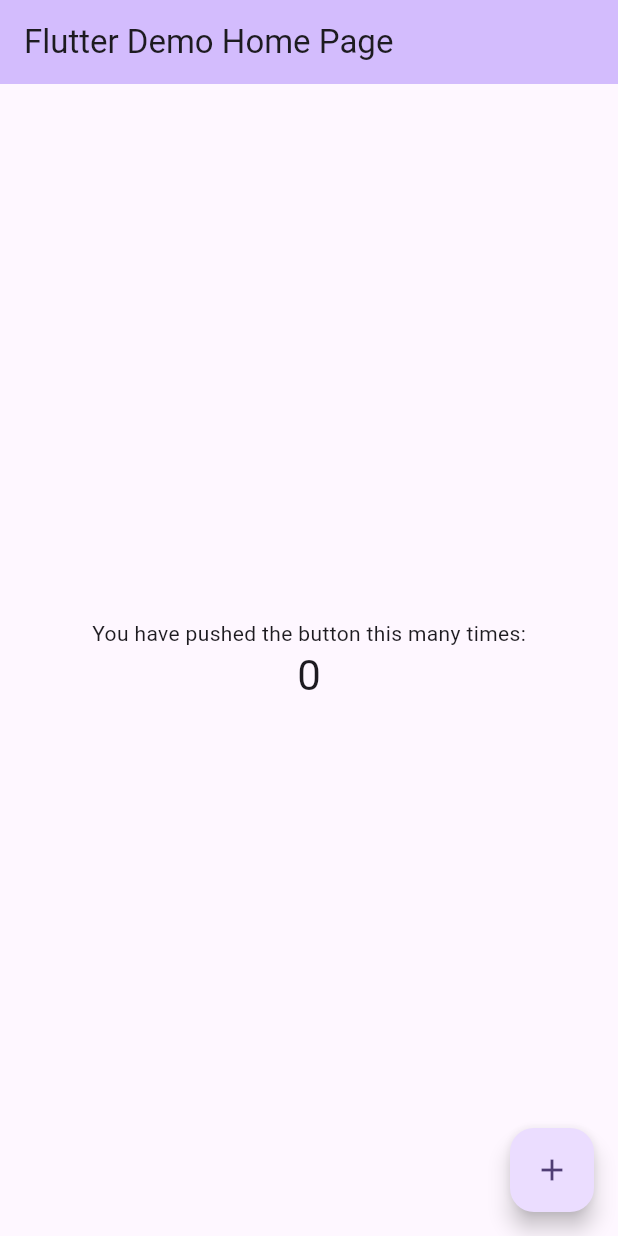
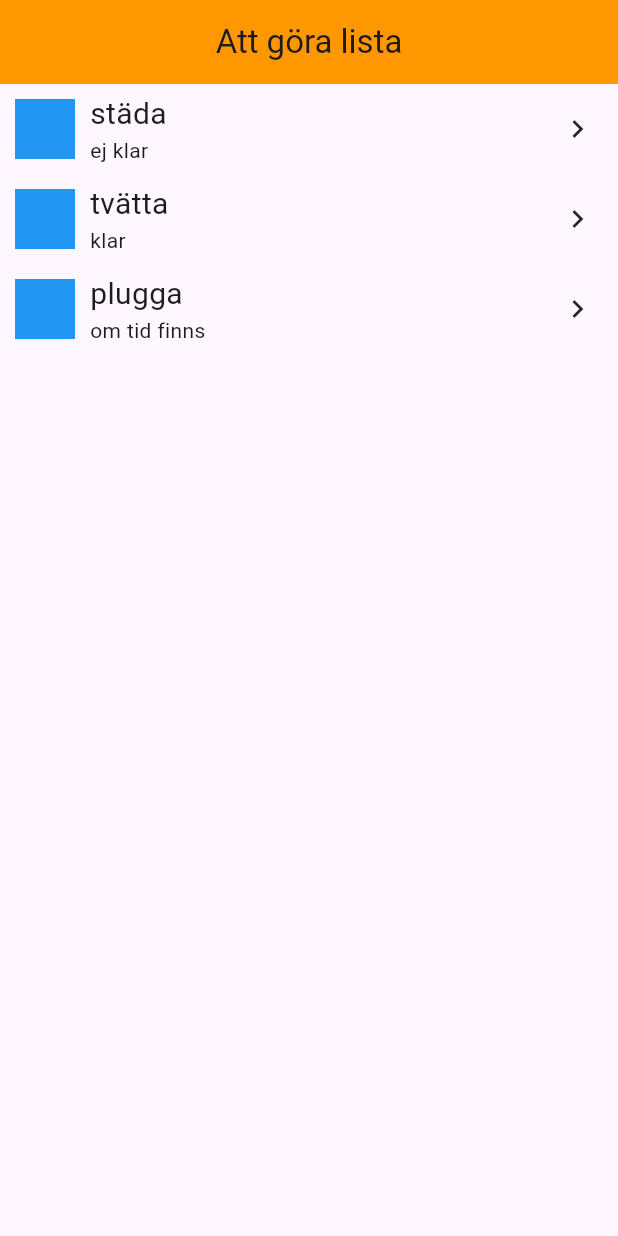
Before and after one commit to gu-tig333-ht24/gushedqfe, a Flutter app: the screen it shows after launch, on a phone screen of 412 x 824 dp. Run offline on Flutter 3.47's test engine with Material 3 defaults, Android fonts, the phone set to English and light mode, and no system bars.

Commit message:
Update main.dart and pubspec.lock update1

```diff
--- a/lib/main.dart
+++ b/lib/main.dart
@@ -7,119 +7,72 @@ void main() {
 class MyApp extends StatelessWidget {
   const MyApp({super.key});
 
-  // This widget is the root of your application.
   @override
   Widget build(BuildContext context) {
     return MaterialApp(
-      title: 'Flutter Demo',
+      title: 'Todo List', // App title
       theme: ThemeData(
-        // This is the theme of your application.
-        //
-        // TRY THIS: Try running your application with "flutter run". You'll see
-        // the application has a purple toolbar. Then, without quitting the app,
-        // try changing the seedColor in the colorScheme below to Colors.green
-        // and then invoke "hot reload" (save your changes or press the "hot
-        // reload" button in a Flutter-supported IDE, or press "r" if you used
-        // the command line to start the app).
-        //
-        // Notice that the counter didn't reset back to zero; the application
-        // state is not lost during the reload. To reset the state, use hot
-        // restart instead.
-        //
-        // This works for code too, not just values: Most code changes can be
-        // tested with just a hot reload.
-        colorScheme: ColorScheme.fromSeed(seedColor: Colors.deepPurple),
-        useMaterial3: true,
+        primarySwatch: Colors.orange,
       ),
-      home: const MyHomePage(title: 'Flutter Demo Home Page'),
+      home: const MyHomePage(),
     );
   }
 }
 
-class MyHomePage extends StatefulWidget {
-  const MyHomePage({super.key, required this.title});
-
-  // This widget is the home page of your application. It is stateful, meaning
-  // that it has a State object (defined below) that contains fields that affect
-  // how it looks.
-
-  // This class is the configuration for the state. It holds the values (in this
-  // case the title) provided by the parent (in this case the App widget) and
-  // used by the build method of the State. Fields in a Widget subclass are
-  // always marked "final".
-
-  final String title;
-
-  @override
-  State<MyHomePage> createState() => _MyHomePageState();
-}
-
-class _MyHomePageState extends State<MyHomePage> {
-  int _counter = 0;
-
-  void _incrementCounter() {
-    setState(() {
-      // This call to setState tells the Flutter framework that something has
-      // changed in this State, which causes it to rerun the build method below
-      // so that the display can reflect the updated values. If we changed
-      // _counter without calling setState(), then the build method would not be
-      // called again, and so nothing would appear to happen.
-      _counter++;
-    });
-  }
+class MyHomePage extends StatelessWidget {
+  const MyHomePage({super.key});
 
   @override
   Widget build(BuildContext context) {
-    // This method is rerun every time setState is called, for instance as done
-    // by the _incrementCounter method above.
-    //
-    // The Flutter framework has been optimized to make rerunning build methods
-    // fast, so that you can just rebuild anything that needs updating rather
-    // than having to individually change instances of widgets.
     return Scaffold(
       appBar: AppBar(
-        // TRY THIS: Try changing the color here to a specific color (to
-        // Colors.amber, perhaps?) and trigger a hot reload to see the AppBar
-        // change color while the other colors stay the same.
-        backgroundColor: Theme.of(context).colorScheme.inversePrimary,
-        // Here we take the value from the MyHomePage object that was created by
-        // the App.build method, and use it to set our appbar title.
-        title: Text(widget.title),
+        title: const Text('Att göra lista'),
+        centerTitle: true,
+        backgroundColor: Colors.orange,
       ),
-      body: Center(
-        // Center is a layout widget. It takes a single child and positions it
-        // in the middle of the parent.
-        child: Column(
-          // Column is also a layout widget. It takes a list of children and
-          // arranges them vertically. By default, it sizes itself to fit its
-          // children horizontally, and tries to be as tall as its parent.
-          //
-          // Column has various properties to control how it sizes itself and
-          // how it positions its children. Here we use mainAxisAlignment to
-          // center the children vertically; the main axis here is the vertical
-          // axis because Columns are vertical (the cross axis would be
-          // horizontal).
-          //
-          // TRY THIS: Invoke "debug painting" (choose the "Toggle Debug Paint"
-          // action in the IDE, or press "p" in the console), to see the
-          // wireframe for each widget.
-          mainAxisAlignment: MainAxisAlignment.center,
-          children: <Widget>[
-            const Text(
-              'You have pushed the button this many times:',
-            ),
-            Text(
-              '$_counter',
-              style: Theme.of(context).textTheme.headlineMedium,
-            ),
-          ],
+      body: Column(
+        children: [
+          _item('städa', 'ej klar'),
+          _item('tvätta', 'klar'),
+          _item('plugga', 'om tid finns'),
+        ],
+      ),
+    );
+  }
+
+  Widget _item(String syssla, String status) {
+    return Row(
+      mainAxisAlignment: MainAxisAlignment.spaceEvenly,
+      crossAxisAlignment: CrossAxisAlignment.center,
+      children: [
+        Padding(
+          padding: EdgeInsets.all(10),
+          child: Container(
+            width: 40,
+            height: 40,
+            decoration:
+                BoxDecoration(shape: BoxShape.rectangle, color: Colors.blue),
+          ),
         ),
-      ),
-      floatingActionButton: FloatingActionButton(
-        onPressed: _incrementCounter,
-        tooltip: 'Increment',
-        child: const Icon(Icons.add),
-      ), // This trailing comma makes auto-formatting nicer for build methods.
+        Expanded(
+          child: Column(
+            mainAxisAlignment: MainAxisAlignment.center,
+            crossAxisAlignment: CrossAxisAlignment.start,
+            mainAxisSize: MainAxisSize.min,
+            children: [
+              Text(
+                syssla,
+                style: TextStyle(fontSize: 20),
+              ),
+              Text(status)
+            ],
+          ),
+        ),
+        Padding(
+          padding: EdgeInsets.only(right: 15),
+          child: Icon(Icons.chevron_right),
+        )
+      ],
     );
   }
 }
```
Also changed, not shown: pubspec.lock.
